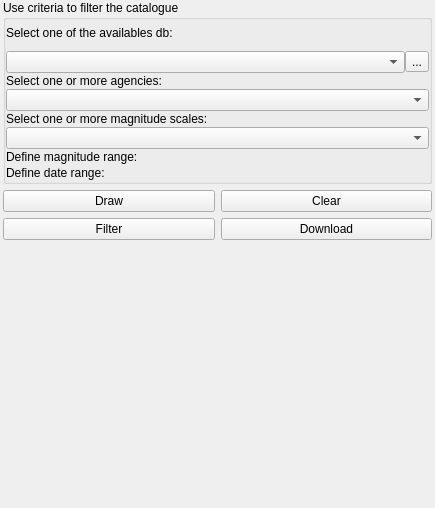
preinh/oq-eqcatalogue-tool, file openquake/qgis/gemcatalogue/ui_dock.ui: the form before one commit.
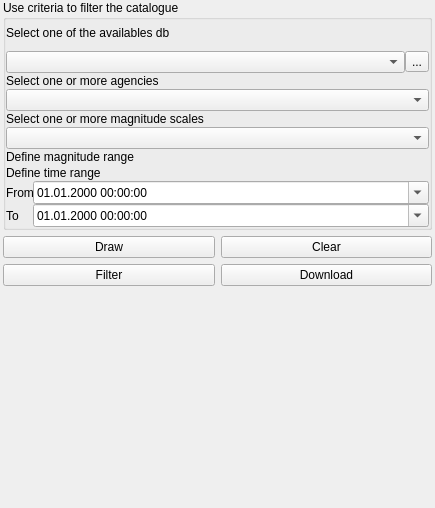
The form after the commit. Icons and pictures are not drawn. Custom widgets are drawn as their Qt base class.

Commit message: removed date slider

```diff
--- a/openquake/qgis/gemcatalogue/ui_dock.ui
+++ b/openquake/qgis/gemcatalogue/ui_dock.ui
@@ -52,13 +52,10 @@
        <property name="verticalSpacing">
         <number>1</number>
        </property>
-       <item row="15" column="0">
-        <widget class="DateRangeFilter" name="date_range" native="true"/>
-       </item>
        <item row="12" column="0">
         <widget class="QLabel" name="mrangeLabel">
          <property name="text">
-          <string>Define magnitude range:</string>
+          <string>Define magnitude range</string>
          </property>
          <property name="margin">
           <number>10</number>
@@ -88,7 +85,7 @@
           </sizepolicy>
          </property>
          <property name="text">
-          <string>Select one or more agencies:</string>
+          <string>Select one or more agencies</string>
          </property>
          <property name="margin">
           <number>10</number>
@@ -98,7 +95,7 @@
        <item row="9" column="0">
         <widget class="QLabel" name="mscalesLabel">
          <property name="text">
-          <string>Select one or more magnitude scales:</string>
+          <string>Select one or more magnitude scales</string>
          </property>
          <property name="margin">
           <number>10</number>
@@ -108,23 +105,15 @@
          </property>
         </widget>
        </item>
-       <item row="14" column="0">
-        <widget class="QLabel" name="drangeLabel">
-         <property name="text">
-          <string>Define date range:</string>
-         </property>
-         <property name="margin">
-          <number>10</number>
-         </property>
-        </widget>
-       </item>
        <item row="13" column="0">
-        <widget class="DoubleRangeFilter" name="mag_range" native="true"/>
+        <widget class="DoubleRangeFilter" name="mag_range" native="true">
+         <zorder>label_4</zorder>
+        </widget>
        </item>
        <item row="4" column="0">
         <widget class="QLabel" name="label">
          <property name="text">
-          <string>Select one of the availables db:</string>
+          <string>Select one of the availables db</string>
          </property>
          <property name="margin">
           <number>10</number>
@@ -155,6 +144,57 @@
          </item>
         </layout>
        </item>
+       <item row="15" column="0" colspan="2">
+        <layout class="QFormLayout" name="formLayout">
+         <property name="fieldGrowthPolicy">
+          <enum>QFormLayout::AllNonFixedFieldsGrow</enum>
+         </property>
+         <item row="0" column="0">
+          <widget class="QLabel" name="label_2">
+           <property name="text">
+            <string>From</string>
+           </property>
+          </widget>
+         </item>
+         <item row="1" column="1">
+          <widget class="QDateTimeEdit" name="maxDateDe">
+           <property name="displayFormat">
+            <string>dd.MM.yyyy hh:mm:ss</string>
+           </property>
+           <property name="calendarPopup">
+            <bool>true</bool>
+           </property>
+          </widget>
+         </item>
+         <item row="0" column="1">
+          <widget class="QDateTimeEdit" name="minDateDe">
+           <property name="displayFormat">
+            <string>dd.MM.yyyy hh:mm:ss</string>
+           </property>
+           <property name="calendarPopup">
+            <bool>true</bool>
+           </property>
+          </widget>
+         </item>
+         <item row="1" column="0">
+          <widget class="QLabel" name="label_3">
+           <property name="text">
+            <string>To</string>
+           </property>
+          </widget>
+         </item>
+        </layout>
+       </item>
+       <item row="14" column="0">
+        <widget class="QLabel" name="label_4">
+         <property name="text">
+          <string>Define time range</string>
+         </property>
+         <property name="margin">
+          <number>10</number>
+         </property>
+        </widget>
+       </item>
       </layout>
      </widget>
     </item>
@@ -172,7 +212,7 @@
      </spacer>
     </item>
     <item row="2" column="0">
-     <layout class="QVBoxLayout" name="verticalLayout">
+     <layout class="QVBoxLayout" name="buttons">
       <property name="topMargin">
        <number>0</number>
       </property>
@@ -232,12 +272,6 @@
    <extends>QComboBox</extends>
    <header>MultiCheckComboBox</header>
   </customwidget>
-  <customwidget>
-   <class>DateRangeFilter</class>
-   <extends>QWidget</extends>
-   <header>rangeFilter</header>
-   <container>1</container>
-  </customwidget>
   <customwidget>
    <class>DoubleRangeFilter</class>
    <extends>QWidget</extends>
```
The commit also changes 3 other files.
